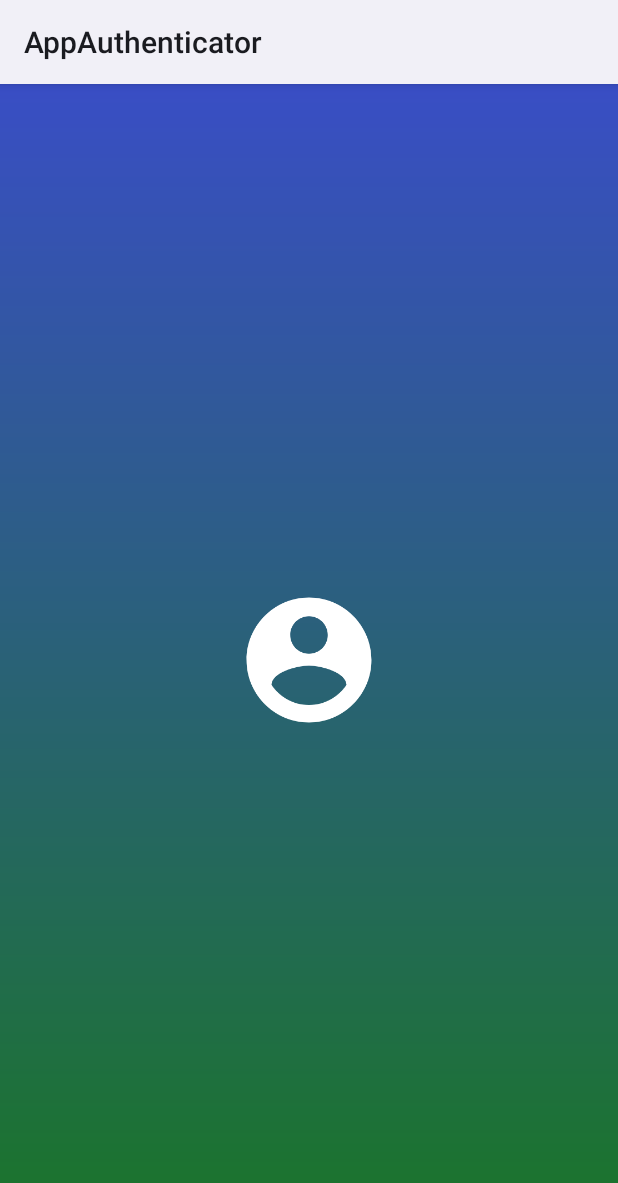
After one commit to vvieira22/app-authenticator, an Android app: the layout splash_screen.xml on its own in the app's theme, with its tools: preview values and no code run, on a phone screen of 412 x 824 dp. The commit adds this screen. Shown: the top 1183 px of the screen. Run offline under Robolectric (Android 15) with nearby library versions, the phone set to English and light mode, and no system bars.

Commit message:
tela entrada app.

```diff
--- a/AppAuthenticator/app/build.gradle.kts
+++ b/AppAuthenticator/app/build.gradle.kts
@@ -64,6 +64,7 @@ dependencies {
     implementation(libs.firebase.analytics)
     implementation(libs.firebase.auth)
     implementation("com.facebook.android:facebook-login:latest.release")
+    implementation("androidx.core:core-splashscreen:1.0.0")
 
 //    implementation(libs.firebase.crashlytics)
 
--- a/AppAuthenticator/app/src/main/AndroidManifest.xml
+++ b/AppAuthenticator/app/src/main/AndroidManifest.xml
@@ -10,14 +10,13 @@
         android:label="@string/app_name"
         android:roundIcon="@mipmap/ic_launcher_round"
         android:supportsRtl="true"
-        android:theme="@style/Theme.AppAuthenticator"
+        android:theme="@style/Theme.App.Starting"
         tools:targetApi="31">
         <activity
-            android:name=".view.formlogin.FormLogin"
+            android:name=".FormLogin"
             android:exported="true">
             <intent-filter>
                 <action android:name="android.intent.action.MAIN" />
-
                 <category android:name="android.intent.category.LAUNCHER" />
             </intent-filter>
         </activity>
--- a/AppAuthenticator/app/src/main/java/com/vvieira/appauthenticator/view/formlogin/FormLogin.kt
+++ b/AppAuthenticator/app/src/main/java/com/vvieira/appauthenticator/FormLogin.kt
@@ -1,9 +1,11 @@
-package com.vvieira.appauthenticator.view.formlogin
+package com.vvieira.appauthenticator
 
 import android.content.Context
 import android.content.Intent
 import android.graphics.Color
 import android.os.Bundle
+import android.os.Handler
+import android.os.Looper
 import android.text.Editable
 import android.text.TextWatcher
 import android.util.Log
@@ -12,6 +14,7 @@ import android.view.View
 import android.widget.Toast
 import androidx.appcompat.app.AlertDialog
 import androidx.appcompat.app.AppCompatActivity
+import androidx.core.splashscreen.SplashScreen.Companion.installSplashScreen
 import com.facebook.AccessToken
 import com.facebook.CallbackManager
 import com.facebook.FacebookCallback
@@ -24,14 +27,8 @@ import com.google.firebase.auth.FacebookAuthProvider
 import com.google.firebase.auth.FirebaseAuth
 import com.google.firebase.auth.FirebaseAuthException
 import com.google.firebase.auth.FirebaseAuthInvalidCredentialsException
-import com.vvieira.appauthenticator.CpfCnpjTextWatcher
-import com.vvieira.appauthenticator.R
-import com.vvieira.appauthenticator.TelefoneBrasilTextWatcher
-import com.vvieira.appauthenticator.Usuario
 import com.vvieira.appauthenticator.databinding.ActivityFormCadastroBinding
 import com.vvieira.appauthenticator.databinding.ActivityFormLoginBinding
-import com.vvieira.appauthenticator.utils
-import kotlin.text.replace
 
 lateinit var binding: ActivityFormLoginBinding
 private lateinit var callbackManager: CallbackManager
@@ -41,7 +38,9 @@ var auth : FirebaseAuth? = null
 
 class FormLogin : AppCompatActivity() {
     override fun onCreate(savedInstanceState: Bundle?) {
+        val splashScreen = installSplashScreen()
         super.onCreate(savedInstanceState)
+
         auth = FirebaseAuth.getInstance()
         binding = ActivityFormLoginBinding.inflate(layoutInflater)
 
@@ -73,6 +72,7 @@ class FormLogin : AppCompatActivity() {
             }
         }
         setContentView(binding.root)
+        window.statusBarColor = getColor(R.color.bluelogin)
     }
 
     private fun loginFacebook(auth: FirebaseAuth): Boolean {
--- a/AppAuthenticator/app/src/main/res/drawable/icon_login.xml
+++ b/AppAuthenticator/app/src/main/res/drawable/icon_login.xml
@@ -1,5 +1,4 @@
 <vector xmlns:android="http://schemas.android.com/apk/res/android" android:height="24dp" android:tint="#FFFFFF" android:viewportHeight="24" android:viewportWidth="24" android:width="24dp">
 
     <path android:fillColor="@android:color/white" android:pathData="M12,2C6.48,2 2,6.48 2,12s4.48,10 10,10 10,-4.48 10,-10S17.52,2 12,2zM12,5c1.66,0 3,1.34 3,3s-1.34,3 -3,3 -3,-1.34 -3,-3 1.34,-3 3,-3zM12,19.2c-2.5,0 -4.71,-1.28 -6,-3.22 0.03,-1.99 4,-3.08 6,-3.08 1.99,0 5.97,1.09 6,3.08 -1.29,1.94 -3.5,3.22 -6,3.22z"/>
-
 </vector>
--- /dev/null
+++ b/AppAuthenticator/app/src/main/res/layout/splash_screen.xml
@@ -0,0 +1,17 @@
+<?xml version="1.0" encoding="utf-8"?>
+<LinearLayout xmlns:android="http://schemas.android.com/apk/res/android"
+    android:layout_width="match_parent"
+    android:layout_height="match_parent"
+    android:orientation="vertical"
+    android:background="@drawable/login_background"
+    android:gravity="center">
+
+    <ImageView
+        android:layout_width="100dp"
+        android:layout_height="100dp"
+        android:src="@drawable/icon_login">
+
+    </ImageView>
+
+
+</LinearLayout>
--- a/AppAuthenticator/app/src/main/res/values-night/themes.xml
+++ b/AppAuthenticator/app/src/main/res/values-night/themes.xml
@@ -1,7 +1,21 @@
 <resources xmlns:tools="http://schemas.android.com/tools">
     <!-- Base application theme. -->
     <style name="Base.Theme.AppAuthenticator" parent="Theme.Material3.DayNight.NoActionBar">
-        <!-- Customize your dark theme here. -->
-        <!-- <item name="colorPrimary">@color/my_dark_primary</item> -->
+        <!-- Customize your light theme here. -->
+        <!-- <item name="colorPrimary">@color/my_light_primary</item> -->
+        <item name="colorPrimaryDark">@color/bluelogin</item>
     </style>
+
+    <style name="Theme.AppAuthenticator" parent="Base.Theme.AppAuthenticator" />
+
+    <style name="Theme.App.Starting" parent="Theme.SplashScreen">
+        <item name="windowSplashScreenAnimatedIcon">@drawable/icon_login</item>
+        <item name="windowSplashScreenBackground">@color/middleLogin</item>
+        <item name="windowSplashScreenAnimationDuration">200</item>
+
+        <!-- Set the theme of the Activity that directly follows your splash
+        screen. This is required. -->
+        <item name="postSplashScreenTheme">@style/Base.Theme.AppAuthenticator</item>
+    </style>
+
 </resources>
--- a/AppAuthenticator/app/src/main/res/values/colors.xml
+++ b/AppAuthenticator/app/src/main/res/values/colors.xml
@@ -3,4 +3,5 @@
     <color name="black">#FF000000</color>
     <color name="white">#FFFFFFFF</color>
     <color name="bluelogin">#394EC5</color>
+    <color name="middleLogin">#286370</color>
 </resources>
--- a/AppAuthenticator/app/src/main/res/values/themes.xml
+++ b/AppAuthenticator/app/src/main/res/values/themes.xml
@@ -7,4 +7,15 @@
     </style>
 
     <style name="Theme.AppAuthenticator" parent="Base.Theme.AppAuthenticator" />
+
+    <style name="Theme.App.Starting" parent="Theme.SplashScreen">
+        <item name="windowSplashScreenAnimatedIcon">@drawable/icon_login</item>
+        <item name="windowSplashScreenBackground">@color/middleLogin</item>
+        <item name="windowSplashScreenAnimationDuration">2000</item>
+
+        <!-- Set the theme of the Activity that directly follows your splash
+        screen. This is required. -->
+        <item name="postSplashScreenTheme">@style/Base.Theme.AppAuthenticator</item>
+    </style>
+
 </resources>
```
Also changed, not shown: 1 other file.
